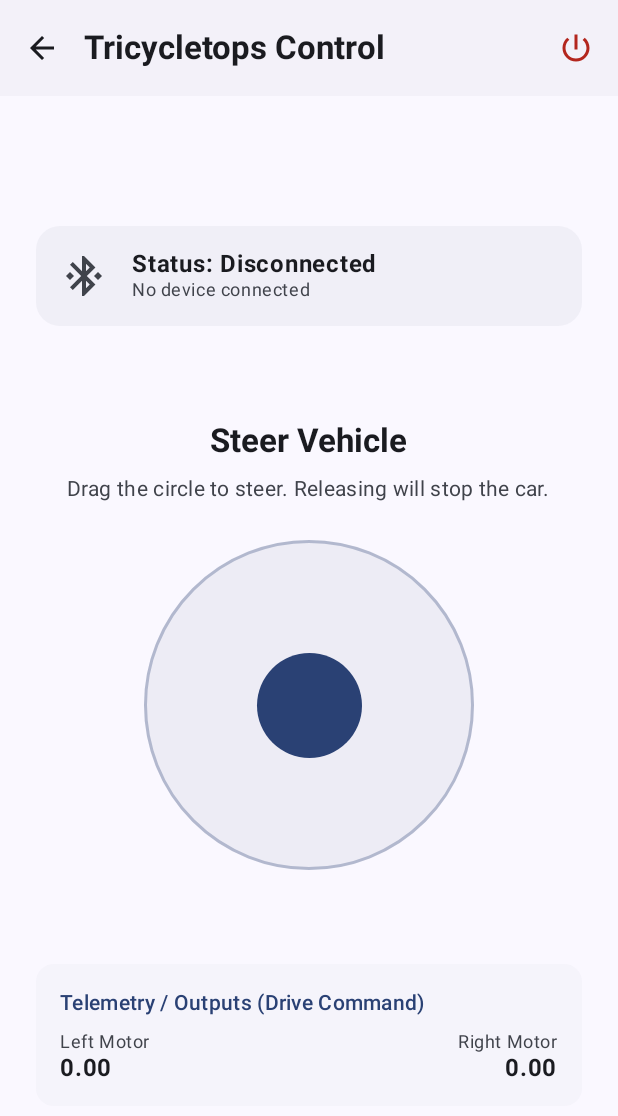
After one commit to koenichiwa/tricycletops, an Android app built with Jetpack Compose: the JoystickScreen screen opened through its navigation route, on a phone screen of 412 x 824 dp. The commit adds this screen. Shown: the top 1116 px of the screen. Run offline under Robolectric (Android 15) with nearby library versions, the phone set to English and light mode, and no system bars.

Commit message:
Generate a bit more of the app

```diff
--- a/tricycletops-app/app/build.gradle.kts
+++ b/tricycletops-app/app/build.gradle.kts
@@ -41,6 +41,7 @@ dependencies {
     implementation(platform(libs.androidx.compose.bom))
     implementation(libs.androidx.activity.compose)
     implementation(libs.androidx.compose.material3)
+    implementation(libs.androidx.navigation.compose)
     implementation(libs.androidx.compose.ui)
     implementation(libs.androidx.compose.ui.graphics)
     implementation(libs.androidx.compose.ui.tooling.preview)
--- /dev/null
+++ b/tricycletops-app/app/src/main/java/com/koenichiwa/tricycletops/JoystickScreen.kt
@@ -0,0 +1,295 @@
+package com.koenichiwa.tricycletops
+
+import androidx.compose.animation.core.Animatable
+import androidx.compose.animation.core.VectorConverter
+import androidx.compose.foundation.background
+import androidx.compose.foundation.border
+import androidx.compose.foundation.gestures.detectDragGestures
+import androidx.compose.foundation.layout.*
+import androidx.compose.foundation.shape.CircleShape
+import androidx.compose.foundation.shape.RoundedCornerShape
+import androidx.compose.material.icons.Icons
+import androidx.compose.material.icons.automirrored.filled.ArrowBack
+import androidx.compose.material.icons.filled.BluetoothConnected
+import androidx.compose.material.icons.filled.PowerSettingsNew
+import androidx.compose.material3.*
+import androidx.compose.runtime.*
+import androidx.compose.ui.Alignment
+import androidx.compose.ui.Modifier
+import androidx.compose.ui.geometry.Offset
+import androidx.compose.ui.graphics.Color
+import androidx.compose.ui.input.pointer.pointerInput
+import androidx.compose.ui.text.font.FontWeight
+import androidx.compose.ui.unit.IntOffset
+import androidx.compose.ui.unit.dp
+import androidx.compose.ui.unit.sp
+import kotlinx.coroutines.launch
+import kotlin.math.atan2
+import kotlin.math.cos
+import kotlin.math.sin
+import kotlin.math.sqrt
+
+@OptIn(ExperimentalMaterial3Api::class)
+@Composable
+fun JoystickScreen(
+    bleScannerManager: BleScannerManager,
+    onDisconnect: () -> Unit,
+    modifier: Modifier = Modifier
+) {
+    val connectionState by bleScannerManager.connectionState.collectAsState()
+    val connectedDevice by bleScannerManager.connectedDevice.collectAsState()
+
+    var joystickX by remember { mutableStateOf(0f) }
+    var joystickY by remember { mutableStateOf(0f) }
+
+    // Map joystick coordinates to differential drive speeds
+    // Y is forward/backward, X is turning left/right
+    val leftMotorSpeed = remember(joystickX, joystickY) {
+        (joystickY + joystickX).coerceIn(-1f, 1f)
+    }
+    val rightMotorSpeed = remember(joystickX, joystickY) {
+        (joystickY - joystickX).coerceIn(-1f, 1f)
+    }
+
+    // Call the stub command when motor speeds change
+    LaunchedEffect(leftMotorSpeed, rightMotorSpeed) {
+        bleScannerManager.sendDriveCommand(leftMotorSpeed, rightMotorSpeed)
+    }
+
+    Scaffold(
+        modifier = modifier.fillMaxSize(),
+        topBar = {
+            TopAppBar(
+                title = {
+                    Text(
+                        text = connectedDevice?.name ?: "Tricycletops Control",
+                        fontWeight = FontWeight.Bold
+                    )
+                },
+                navigationIcon = {
+                    IconButton(onClick = onDisconnect) {
+                        Icon(
+                            imageVector = Icons.AutoMirrored.Filled.ArrowBack,
+                            contentDescription = "Back to Scanner"
+                        )
+                    }
+                },
+                actions = {
+                    IconButton(onClick = onDisconnect) {
+                        Icon(
+                            imageVector = Icons.Default.PowerSettingsNew,
+                            contentDescription = "Disconnect",
+                            tint = MaterialTheme.colorScheme.error
+                        )
+                    }
+                },
+                colors = TopAppBarDefaults.topAppBarColors(
+                    containerColor = MaterialTheme.colorScheme.surfaceVariant.copy(alpha = 0.3f)
+                )
+            )
+        }
+    ) { innerPadding ->
+        Column(
+            modifier = Modifier
+                .fillMaxSize()
+                .padding(innerPadding)
+                .padding(24.dp),
+            horizontalAlignment = Alignment.CenterHorizontally,
+            verticalArrangement = Arrangement.SpaceEvenly
+        ) {
+            // Status Card
+            Card(
+                modifier = Modifier.fillMaxWidth(),
+                colors = CardDefaults.cardColors(
+                    containerColor = when (connectionState) {
+                        ConnectionState.Connected -> MaterialTheme.colorScheme.primaryContainer.copy(alpha = 0.2f)
+                        else -> MaterialTheme.colorScheme.surfaceVariant.copy(alpha = 0.4f)
+                    }
+                ),
+                shape = RoundedCornerShape(16.dp)
+            ) {
+                Row(
+                    modifier = Modifier.padding(16.dp),
+                    verticalAlignment = Alignment.CenterVertically
+                ) {
+                    Icon(
+                        imageVector = Icons.Default.BluetoothConnected,
+                        contentDescription = "Connection Status",
+                        tint = when (connectionState) {
+                            ConnectionState.Connected -> MaterialTheme.colorScheme.primary
+                            else -> MaterialTheme.colorScheme.onSurfaceVariant
+                        },
+                        modifier = Modifier.size(32.dp)
+                    )
+                    Spacer(modifier = Modifier.width(16.dp))
+                    Column {
+                        Text(
+                            text = "Status: ${connectionState.name}",
+                            fontWeight = FontWeight.Bold,
+                            style = MaterialTheme.typography.bodyLarge
+                        )
+                        Text(
+                            text = connectedDevice?.address ?: "No device connected",
+                            style = MaterialTheme.typography.bodySmall,
+                            color = MaterialTheme.colorScheme.onSurfaceVariant
+                        )
+                    }
+                }
+            }
+
+            // Central Joystick Area
+            Column(
+                horizontalAlignment = Alignment.CenterHorizontally,
+                verticalArrangement = Arrangement.Center
+            ) {
+                Text(
+                    text = "Steer Vehicle",
+                    fontWeight = FontWeight.Bold,
+                    style = MaterialTheme.typography.titleLarge,
+                    color = MaterialTheme.colorScheme.onSurface,
+                    modifier = Modifier.padding(bottom = 8.dp)
+                )
+                Text(
+                    text = "Drag the circle to steer. Releasing will stop the car.",
+                    style = MaterialTheme.typography.bodyMedium,
+                    color = MaterialTheme.colorScheme.onSurfaceVariant,
+                    modifier = Modifier.padding(bottom = 24.dp)
+                )
+
+                Joystick(
+                    onJoystickChange = { x, y ->
+                        joystickX = x
+                        joystickY = y
+                    }
+                )
+            }
+
+            // Motor Speed Telemetry Display
+            Card(
+                modifier = Modifier.fillMaxWidth(),
+                colors = CardDefaults.cardColors(
+                    containerColor = MaterialTheme.colorScheme.surfaceVariant.copy(alpha = 0.2f)
+                ),
+                shape = RoundedCornerShape(12.dp)
+            ) {
+                Column(modifier = Modifier.padding(16.dp)) {
+                    Text(
+                        text = "Telemetry / Outputs (Drive Command)",
+                        fontWeight = FontWeight.SemiBold,
+                        style = MaterialTheme.typography.bodyMedium,
+                        color = MaterialTheme.colorScheme.primary
+                    )
+                    Spacer(modifier = Modifier.height(8.dp))
+                    Row(
+                        modifier = Modifier.fillMaxWidth(),
+                        horizontalArrangement = Arrangement.SpaceBetween
+                    ) {
+                        Column {
+                            Text(text = "Left Motor", style = MaterialTheme.typography.bodySmall, color = MaterialTheme.colorScheme.onSurfaceVariant)
+                            Text(
+                                text = String.format("%.2f", leftMotorSpeed),
+                                fontWeight = FontWeight.Bold,
+                                style = MaterialTheme.typography.bodyLarge,
+                                color = if (leftMotorSpeed != 0f) MaterialTheme.colorScheme.primary else MaterialTheme.colorScheme.onSurface
+                            )
+                        }
+                        Column(horizontalAlignment = Alignment.End) {
+                            Text(text = "Right Motor", style = MaterialTheme.typography.bodySmall, color = MaterialTheme.colorScheme.onSurfaceVariant)
+                            Text(
+                                text = String.format("%.2f", rightMotorSpeed),
+                                fontWeight = FontWeight.Bold,
+                                style = MaterialTheme.typography.bodyLarge,
+                                color = if (rightMotorSpeed != 0f) MaterialTheme.colorScheme.primary else MaterialTheme.colorScheme.onSurface
+                            )
+                        }
+                    }
+                }
+            }
+        }
+    }
+}
+
+@Composable
+fun Joystick(
+    modifier: Modifier = Modifier,
+    sizeDp: Int = 220,
+    knobSizeDp: Int = 70,
+    onJoystickChange: (x: Float, y: Float) -> Unit
+) {
+    val coroutineScope = rememberCoroutineScope()
+    val joystickOffset = remember { Animatable(Offset.Zero, Offset.VectorConverter) }
+
+    Box(
+        modifier = modifier
+            .size(sizeDp.dp)
+            .background(
+                color = MaterialTheme.colorScheme.surfaceVariant.copy(alpha = 0.5f),
+                shape = CircleShape
+            )
+            .border(
+                width = 2.dp,
+                color = MaterialTheme.colorScheme.primary.copy(alpha = 0.3f),
+                shape = CircleShape
+            ),
+        contentAlignment = Alignment.Center
+    ) {
+        val sizePx = with(androidx.compose.ui.platform.LocalDensity.current) { sizeDp.dp.toPx() }
+        val knobSizePx = with(androidx.compose.ui.platform.LocalDensity.current) { knobSizeDp.dp.toPx() }
+        val maxRadius = (sizePx - knobSizePx) / 2f
+
+        Box(
+            modifier = Modifier
+                .offset {
+                    IntOffset(
+                        joystickOffset.value.x.toInt(),
+                        joystickOffset.value.y.toInt()
+                    )
+                }
+                .size(knobSizeDp.dp)
+                .background(
+                    color = MaterialTheme.colorScheme.primary,
+                    shape = CircleShape
+                )
+                .pointerInput(Unit) {
+                    detectDragGestures(
+                        onDragStart = { },
+                        onDragEnd = {
+                            coroutineScope.launch {
+                                joystickOffset.animateTo(Offset.Zero)
+                                onJoystickChange(0f, 0f)
+                            }
+                        },
+                        onDragCancel = {
+                            coroutineScope.launch {
+                                joystickOffset.animateTo(Offset.Zero)
+                                onJoystickChange(0f, 0f)
+                            }
+                        },
+                        onDrag = { change, dragAmount ->
+                            change.consume()
+                            val combinedOffset = joystickOffset.value + dragAmount
+                            val distance = sqrt(combinedOffset.x * combinedOffset.x + combinedOffset.y * combinedOffset.y)
+
+                            val finalOffset = if (distance <= maxRadius) {
+                                combinedOffset
+                            } else {
+                                val angle = atan2(combinedOffset.y, combinedOffset.x)
+                                Offset(
+                                    x = cos(angle) * maxRadius,
+                                    y = sin(angle) * maxRadius
+                                )
+                            }
+
+                            coroutineScope.launch {
+                                joystickOffset.snapTo(finalOffset)
+                            }
+
+                            val relativeX = if (maxRadius > 0) finalOffset.x / maxRadius else 0f
+                            val relativeY = if (maxRadius > 0) -finalOffset.y / maxRadius else 0f // Invert Y axis
+                            onJoystickChange(relativeX, relativeY)
+                        }
+                    )
+                }
+        )
+    }
+}
--- a/tricycletops-app/app/src/main/java/com/koenichiwa/tricycletops/MainActivity.kt
+++ b/tricycletops-app/app/src/main/java/com/koenichiwa/tricycletops/MainActivity.kt
@@ -17,8 +17,12 @@ import androidx.compose.foundation.border
 import androidx.compose.foundation.layout.*
 import androidx.compose.foundation.lazy.LazyColumn
 import androidx.compose.foundation.lazy.items
+import androidx.compose.foundation.clickable
 import androidx.compose.foundation.shape.CircleShape
 import androidx.compose.foundation.shape.RoundedCornerShape
+import androidx.navigation.compose.NavHost
+import androidx.navigation.compose.composable
+import androidx.navigation.compose.rememberNavController
 import androidx.compose.material.icons.Icons
 import androidx.compose.material.icons.filled.Bluetooth
 import androidx.compose.material.icons.filled.DirectionsCar
@@ -51,6 +55,10 @@ class MainActivity : ComponentActivity() {
 
         setContent {
             TricycleTopsTheme {
+                val navController = rememberNavController()
+
+                NavHost(navController = navController, startDestination = "scanner") {
+                    composable("scanner") {
                         Scaffold(
                             modifier = Modifier.fillMaxSize(),
                             topBar = {
@@ -79,8 +87,23 @@ class MainActivity : ComponentActivity() {
                         ) { innerPadding ->
                             BleScannerScreen(
                                 bleScannerManager = bleScannerManager,
+                                onDeviceSelected = { device ->
+                                    bleScannerManager.connect(device)
+                                    navController.navigate("joystick")
+                                },
                                 modifier = Modifier.padding(innerPadding)
                             )
+                        }
+                    }
+                    composable("joystick") {
+                        JoystickScreen(
+                            bleScannerManager = bleScannerManager,
+                            onDisconnect = {
+                                bleScannerManager.disconnect()
+                                navController.popBackStack()
+                            }
+                        )
+                    }
                 }
             }
         }
@@ -100,6 +123,7 @@ class MainActivity : ComponentActivity() {
 @Composable
 fun BleScannerScreen(
     bleScannerManager: BleScannerManager,
+    onDeviceSelected: (BleDevice) -> Unit,
     modifier: Modifier = Modifier
 ) {
     val context = LocalContext.current
@@ -329,7 +353,10 @@ fun BleScannerScreen(
                 verticalArrangement = Arrangement.spacedBy(8.dp)
             ) {
                 items(devices, key = { it.address }) { device ->
-                    DeviceItemCard(device = device)
+                    DeviceItemCard(
+                        device = device,
+                        onClick = { onDeviceSelected(device) }
+                    )
                 }
             }
         }
@@ -337,9 +364,14 @@ fun BleScannerScreen(
 }
 
 @Composable
-fun DeviceItemCard(device: BleDevice) {
+fun DeviceItemCard(
+    device: BleDevice,
+    onClick: () -> Unit
+) {
     Card(
-        modifier = Modifier.fillMaxWidth(),
+        modifier = Modifier
+            .fillMaxWidth()
+            .clickable { onClick() },
         colors = CardDefaults.cardColors(
             containerColor = if (device.isTricycletops) {
                 MaterialTheme.colorScheme.primaryContainer.copy(alpha = 0.3f)
--- a/tricycletops-app/gradle/libs.versions.toml
+++ b/tricycletops-app/gradle/libs.versions.toml
@@ -8,6 +8,7 @@ lifecycleRuntimeKtx = "2.6.1"
 activityCompose = "1.8.0"
 kotlin = "2.2.10"
 composeBom = "2026.02.01"
+navigationCompose = "2.8.8"
 
 [libraries]
 androidx-core-ktx = { group = "androidx.core", name = "core-ktx", version.ref = "coreKtx" }
@@ -24,6 +25,7 @@ androidx-compose-ui-tooling-preview = { group = "androidx.compose.ui", name = "u
 androidx-compose-ui-test-manifest = { group = "androidx.compose.ui", name = "ui-test-manifest" }
 androidx-compose-ui-test-junit4 = { group = "androidx.compose.ui", name = "ui-test-junit4" }
 androidx-compose-material3 = { group = "androidx.compose.material3", name = "material3" }
+androidx-navigation-compose = { group = "androidx.navigation", name = "navigation-compose", version.ref = "navigationCompose" }
 
 [plugins]
 android-application = { id = "com.android.application", version.ref = "agp" }
```
Also changed, not shown: tricycletops-app/app/src/main/java/com/koenichiwa/tricycletops/BleScannerManager.kt (+100 -6 lines). Lines whose indentation alone changed are shown as unchanged.
